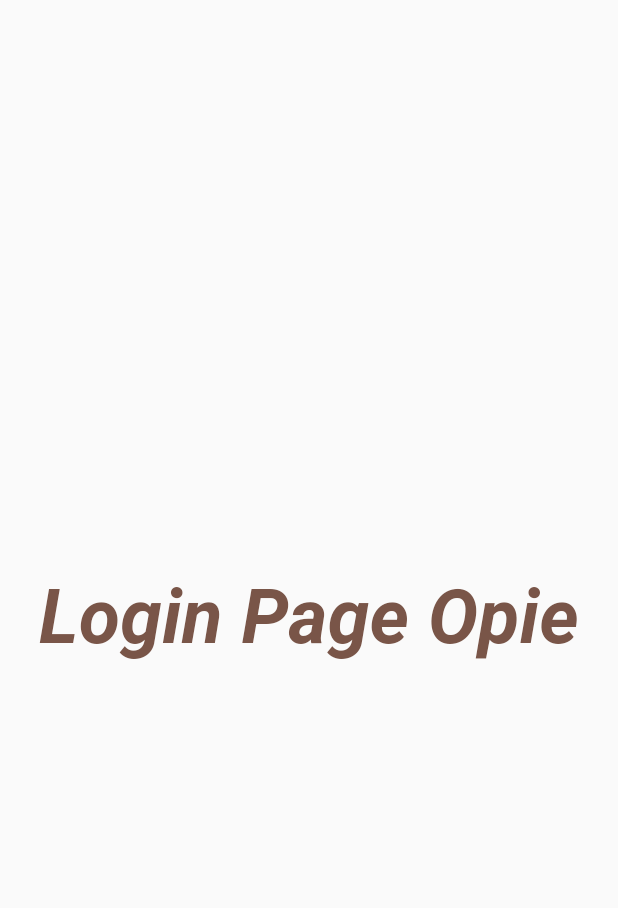
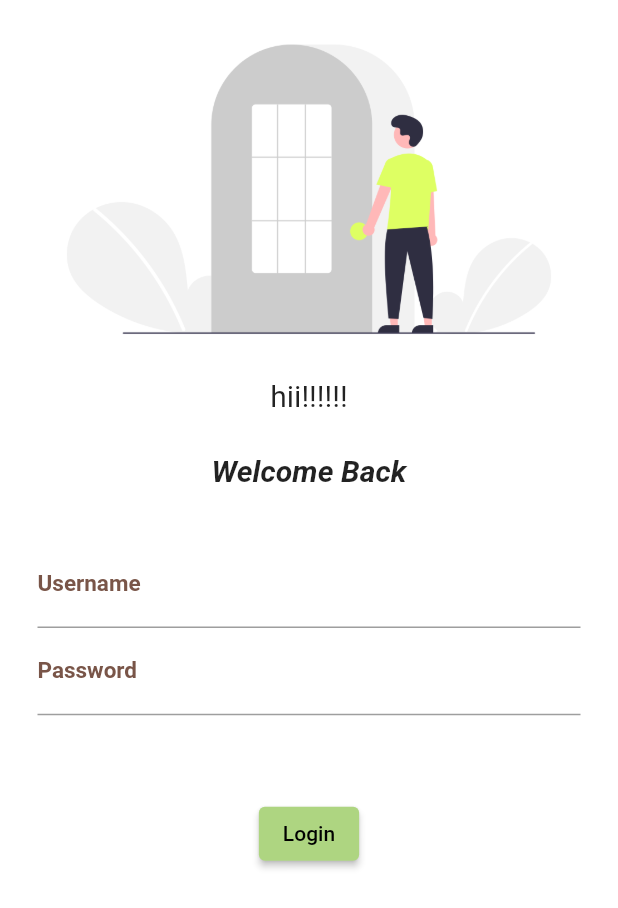
Before and after one commit to Varunsharma2k1/Flutter, a Flutter app: the screen it shows after launch, on a phone screen of 412 x 824 dp. Shown: the top 908 px of the screen. Run offline on Flutter 3.47's test engine with Material 2 defaults, Android fonts, the phone set to English and light mode, and no system bars.

Commit message:
day4 complete

```diff
--- a/lib/Pages/LoginPage.dart
+++ b/lib/Pages/LoginPage.dart
@@ -5,17 +5,81 @@ class LoginPage extends StatelessWidget {
 
   @override
   Widget build(BuildContext context) {
-    return const Material(
-        child: Center(
-      child: Text(
-        "Login Page Opie",
-        style: TextStyle(
-          fontSize: 50,
-          color: Colors.brown,
-          fontStyle: FontStyle.italic,
-          fontWeight: FontWeight.bold,
-        ),
+    return Material(
+      color: Colors.white,
+      child: Column(
+        children: [
+          Image.asset(
+            "assets/images/Login_img.png",
+            fit: BoxFit.fitWidth,
+          ),
+          const SizedBox(
+            height: 50.0,
+            child: Text(
+              "hii!!!!!!",
+              style: TextStyle(
+                fontSize: 20,
+              ),
+            ),
+          ),
+          const Text(
+            "Welcome Back",
+            style: TextStyle(
+              fontSize: 20,
+              fontWeight: FontWeight.bold,
+              fontStyle: FontStyle.italic,
+            ),
+          ),
+          Padding(
+            padding: const EdgeInsets.symmetric(vertical: 35, horizontal: 25),
+            child: Column(
+              children: [
+                TextFormField(
+                  decoration: const InputDecoration(
+                      hintText: "Enter Username",
+                      hintStyle: TextStyle(
+                        fontSize: 13,
+                        fontStyle: FontStyle.italic,
+                      ),
+                      labelText: "Username",
+                      labelStyle: TextStyle(
+                        color: Colors.brown,
+                        fontWeight: FontWeight.bold,
+                        fontSize: 15,
+                      )),
+                ),
+                TextFormField(
+                  obscureText: true,
+                  decoration: const InputDecoration(
+                      hintText: "Enter Password",
+                      hintStyle: TextStyle(
+                        fontSize: 13,
+                        fontStyle: FontStyle.italic,
+                      ),
+                      labelText: "Password",
+                      labelStyle: TextStyle(
+                        color: Colors.brown,
+                        fontWeight: FontWeight.bold,
+                        fontSize: 15,
+                      )),
+                )
+              ],
+            ),
+          ),
+          const SizedBox(
+            height: 20,
+          ),
+          ElevatedButton(
+            child: const Text("Login"),
+            style: TextButton.styleFrom(
+                shadowColor: Colors.black,
+                backgroundColor: Colors.lightGreen[300]),
+            onPressed: () {
+              print("Hiii Friemnds");
+            },
+          ),
+        ],
       ),
-    ));
+    );
   }
 }
--- a/lib/main.dart
+++ b/lib/main.dart
@@ -13,7 +13,9 @@ class MyApp extends StatelessWidget {
   Widget build(BuildContext context) {
     return MaterialApp(
       home: HomePage(),
-      theme: ThemeData(primarySwatch: Colors.lime),
+      theme: ThemeData(
+        primarySwatch: Colors.lime,
+      ),
       initialRoute: "/Login",
       routes: {
         "/Login": (context) => LoginPage(),
--- a/pubspec.yaml
+++ b/pubspec.yaml
@@ -35,6 +35,8 @@ dependencies:
   # Use with the CupertinoIcons class for iOS style icons.
   cupertino_icons: ^1.0.2
 
+
+
 dev_dependencies:
   flutter_test:
     sdk: flutter
@@ -58,8 +60,8 @@ flutter:
   uses-material-design: true
 
   # To add assets to your application, add an assets section, like this:
-  # assets:
-  #   - images/a_dot_burr.jpeg
+  assets:
+   - assets/images/
   #   - images/a_dot_ham.jpeg
 
   # An image asset can refer to one or more resolution-specific "variants", see
```
Also changed, not shown: assets/images/Login_img.png (renamed from lib/assets/images/Login_img.png).
